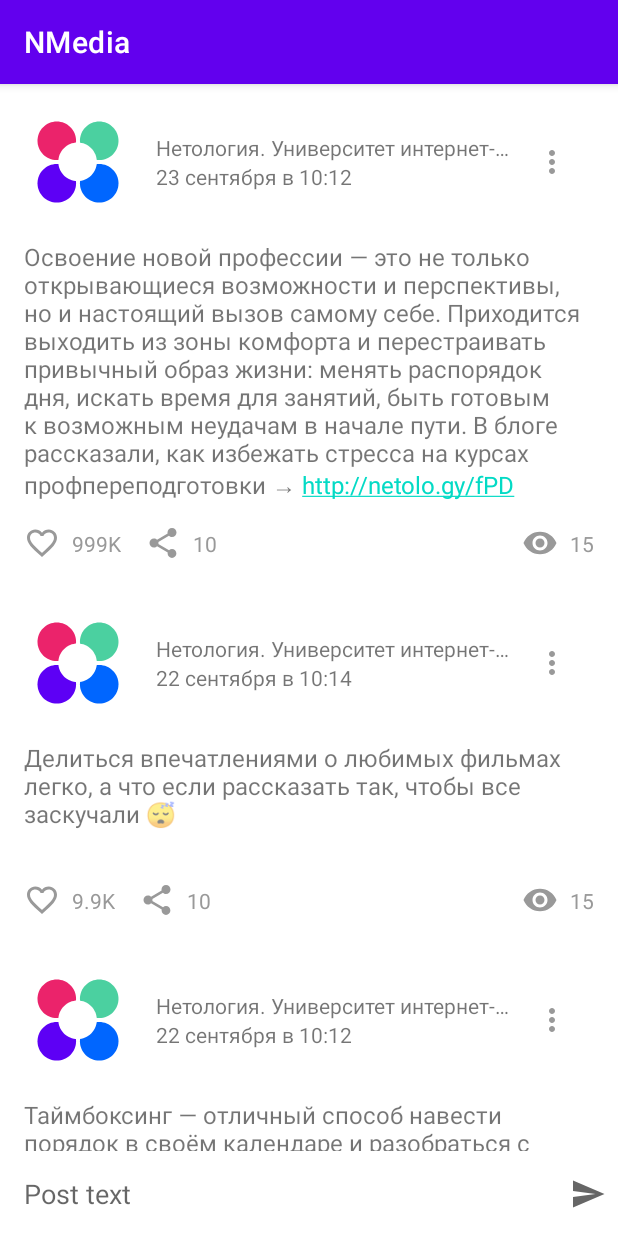
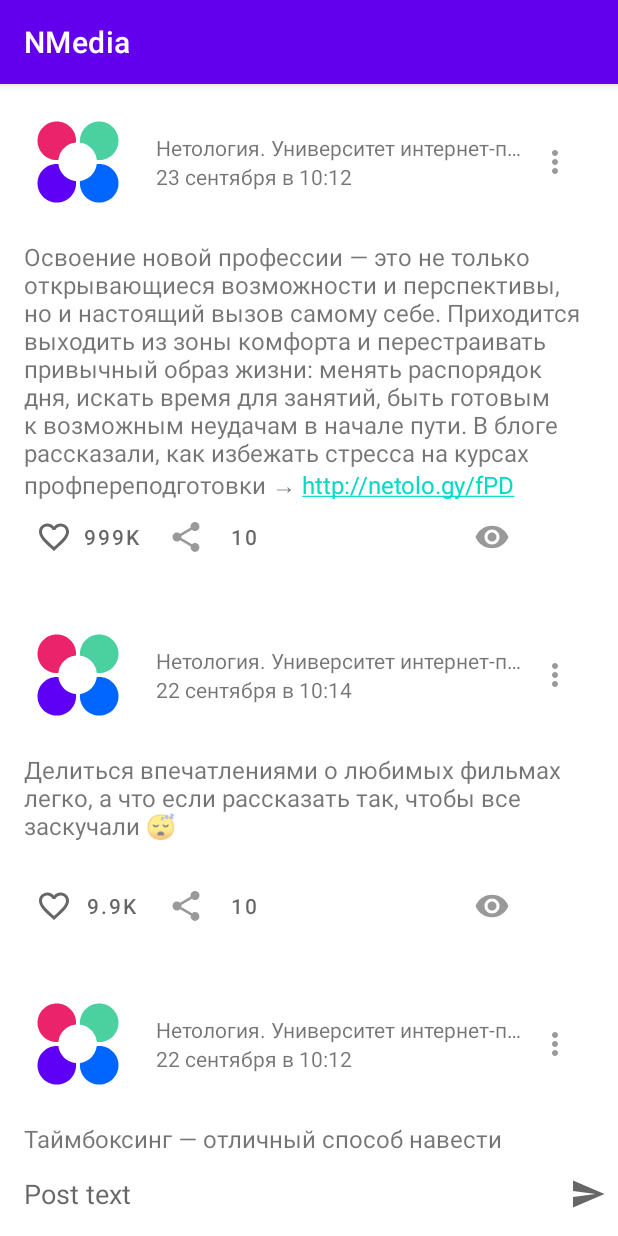
Before and after one commit to GalinaShiryaeva/NMedia, an Android app: the screen it shows after launch (MainActivity), on a phone screen of 412 x 824 dp. Run offline under Robolectric (Android 15) with nearby library versions, the phone set to English and light mode, and no system bars.

Commit message:
MaterialDesign

```diff
--- a/app/src/main/java/ru/netology/nmedia/adapter/PostsAdapter.kt
+++ b/app/src/main/java/ru/netology/nmedia/adapter/PostsAdapter.kt
@@ -45,14 +45,9 @@ class PostViewHolder(
             author.text = post.author
             published.text = post.published
             content.text = post.content
-            likeCount.text = validateText(post.likes)
-            shareCount.text = validateText(post.shared)
-            val likeImage = if (post.likedByMe) {
-                R.drawable.ic_liked_24
-            } else {
-                R.drawable.ic_like_24
-            }
-            like.setImageResource(likeImage)
+            like.text = validateText(post.likes)
+            share.text = validateText(post.shared)
+            like.isChecked = post.likedByMe
             like.setOnClickListener {
                 listener.onLike(post)
             }
--- /dev/null
+++ b/app/src/main/res/color/like_checkbox_tint.xml
@@ -0,0 +1,5 @@
+<?xml version="1.0" encoding="utf-8"?>
+<selector xmlns:android="http://schemas.android.com/apk/res/android">
+    <item android:color="@color/buttonTint" android:state_checked="true"/>
+    <item android:color="?attr/colorControlNormal"/>
+</selector>
--- /dev/null
+++ b/app/src/main/res/color/text_checkbox_tint.xml
@@ -0,0 +1,5 @@
+<?xml version="1.0" encoding="utf-8"?>
+<selector xmlns:android="http://schemas.android.com/apk/res/android">
+    <item android:color="?attr/colorControlNormal" android:state_checked="true"/>
+    <item android:color="?attr/colorControlNormal"/>
+</selector>
--- a/app/src/main/res/drawable/ic_like_24.xml
+++ b/app/src/main/res/drawable/ic_like_24.xml
@@ -1,4 +1,4 @@
-<vector android:height="24dp" android:tint="#999999"
+<vector android:height="24dp" android:tint="@color/icon_color_dark_grey"
     android:viewportHeight="24" android:viewportWidth="24"
     android:width="24dp" xmlns:android="http://schemas.android.com/apk/res/android">
     <path android:fillColor="@android:color/white" android:pathData="M16.5,3c-1.74,0 -3.41,0.81 -4.5,2.09C10.91,3.81 9.24,3 7.5,3 4.42,3 2,5.42 2,8.5c0,3.78 3.4,6.86 8.55,11.54L12,21.35l1.45,-1.32C18.6,15.36 22,12.28 22,8.5 22,5.42 19.58,3 16.5,3zM12.1,18.55l-0.1,0.1 -0.1,-0.1C7.14,14.24 4,11.39 4,8.5 4,6.5 5.5,5 7.5,5c1.54,0 3.04,0.99 3.57,2.36h1.87C13.46,5.99 14.96,5 16.5,5c2,0 3.5,1.5 3.5,3.5 0,2.89 -3.14,5.74 -7.9,10.05z"/>
--- /dev/null
+++ b/app/src/main/res/drawable/ic_like_24dp.xml
@@ -0,0 +1,8 @@
+<?xml version="1.0" encoding="utf-8"?>
+<selector xmlns:android="http://schemas.android.com/apk/res/android">
+    <item
+        android:drawable="@drawable/ic_liked_24"
+        android:state_checked="true"/>
+    <item
+        android:drawable="@drawable/ic_like_24"/>
+</selector>
--- a/app/src/main/res/drawable/ic_share_24.xml
+++ b/app/src/main/res/drawable/ic_share_24.xml
@@ -1,4 +1,4 @@
-<vector android:height="24dp" android:tint="#999999"
+<vector android:height="24dp" android:tint="@color/icon_color_dark_grey"
     android:viewportHeight="24" android:viewportWidth="24"
     android:width="24dp" xmlns:android="http://schemas.android.com/apk/res/android">
     <path android:fillColor="@android:color/white" android:pathData="M18,16.08c-0.76,0 -1.44,0.3 -1.96,0.77L8.91,12.7c0.05,-0.23 0.09,-0.46 0.09,-0.7s-0.04,-0.47 -0.09,-0.7l7.05,-4.11c0.54,0.5 1.25,0.81 2.04,0.81 1.66,0 3,-1.34 3,-3s-1.34,-3 -3,-3 -3,1.34 -3,3c0,0.24 0.04,0.47 0.09,0.7L8.04,9.81C7.5,9.31 6.79,9 6,9c-1.66,0 -3,1.34 -3,3s1.34,3 3,3c0.79,0 1.5,-0.31 2.04,-0.81l7.12,4.16c-0.05,0.21 -0.08,0.43 -0.08,0.65 0,1.61 1.31,2.92 2.92,2.92 1.61,0 2.92,-1.31 2.92,-2.92s-1.31,-2.92 -2.92,-2.92z"/>
--- a/app/src/main/res/drawable/ic_viewed_24.xml
+++ b/app/src/main/res/drawable/ic_viewed_24.xml
@@ -1,4 +1,4 @@
-<vector android:height="24dp" android:tint="#999999"
+<vector android:height="24dp" android:tint="@color/icon_color_dark_grey"
     android:viewportHeight="24" android:viewportWidth="24"
     android:width="24dp" xmlns:android="http://schemas.android.com/apk/res/android">
     <path android:fillColor="@android:color/white" android:pathData="M12,4.5C7,4.5 2.73,7.61 1,12c1.73,4.39 6,7.5 11,7.5s9.27,-3.11 11,-7.5c-1.73,-4.39 -6,-7.5 -11,-7.5zM12,17c-2.76,0 -5,-2.24 -5,-5s2.24,-5 5,-5 5,2.24 5,5 -2.24,5 -5,5zM12,9c-1.66,0 -3,1.34 -3,3s1.34,3 3,3 3,-1.34 3,-3 -1.34,-3 -3,-3z"/>
--- a/app/src/main/res/layout/card_post.xml
+++ b/app/src/main/res/layout/card_post.xml
@@ -43,16 +43,17 @@
         app:layout_constraintTop_toBottomOf="@id/author"
         tools:text="@sample/posts.json/data/published" />
 
-    <ImageView
+    <com.google.android.material.button.MaterialButton
         android:id="@+id/menu"
-        android:layout_width="wrap_content"
-        android:layout_height="wrap_content"
-        android:background="@android:color/transparent"
-        android:padding="@dimen/common_spacing"
-        android:src="@drawable/ic_dots_menu_24"
+        android:layout_width="@dimen/tap_size"
+        android:layout_height="@dimen/tap_size"
         app:layout_constraintEnd_toEndOf="parent"
         app:layout_constraintTop_toTopOf="@id/avatar"
-        app:layout_constraintBottom_toBottomOf="@id/avatar"/>
+        app:layout_constraintBottom_toBottomOf="@id/avatar"
+        android:checkable="true"
+        android:contentDescription="@string/description_post_menu"
+        app:icon="@drawable/ic_dots_menu_24"
+        style="@style/Theme.NMedia.MenuButton" />
 
     <androidx.constraintlayout.widget.Barrier
         android:id="@+id/barrier_top"
@@ -84,68 +85,43 @@
         app:layout_constraintTop_toBottomOf="@id/content"
         app:layout_constraintStart_toStartOf="@id/content"/>
 
-    <ImageView
+    <com.google.android.material.button.MaterialButton
         android:id="@+id/like"
         android:layout_width="wrap_content"
         android:layout_height="wrap_content"
-        android:layout_marginTop="@dimen/common_spacing"
-        android:src="@drawable/ic_like_24"
+        app:layout_constraintStart_toStartOf="parent"
         app:layout_constraintTop_toBottomOf="@id/barrier_footer"
-        app:layout_constraintStart_toStartOf="parent"/>
+        android:checkable="true"
+        android:contentDescription="@string/description_post_like"
+        app:icon="@drawable/ic_like_24dp"
+        style="@style/Theme.NMedia.LikeButton"
+        tools:text="15"/>
 
-    <TextView
-        android:id="@+id/likeCount"
-        android:layout_width="wrap_content"
-        android:layout_height="wrap_content"
-        android:layout_margin="@dimen/minimal_spacing"
-        android:text="10"
-        android:textColor="@color/text_color_dark_grey"
-        app:layout_constraintBottom_toBottomOf="@id/like"
-        app:layout_constraintStart_toEndOf="@id/like"
-        app:layout_constraintTop_toTopOf="@id/like" />
-
-    <ImageView
+    <com.google.android.material.button.MaterialButton
         android:id="@+id/share"
         android:layout_width="wrap_content"
         android:layout_height="wrap_content"
-        android:layout_marginStart="@dimen/common_spacing"
-        android:src="@drawable/ic_share_24"
         app:layout_constraintBottom_toBottomOf="@id/like"
-        app:layout_constraintEnd_toStartOf="@id/shareCount"
-        app:layout_constraintStart_toEndOf="@id/likeCount"
-        app:layout_constraintTop_toTopOf="@id/like" />
+        app:layout_constraintStart_toEndOf="@id/like"
+        app:layout_constraintTop_toTopOf="@id/like"
+        android:checkable="true"
+        android:contentDescription="@string/description_post_share"
+        app:icon="@drawable/ic_share_24"
+        style="@style/Theme.NMedia.ShareViewedButton"
+        tools:text="15"/>
 
-    <TextView
-        android:id="@+id/shareCount"
+    <com.google.android.material.button.MaterialButton
+        android:id="@+id/viewed"
         android:layout_width="wrap_content"
         android:layout_height="wrap_content"
-        android:layout_margin="@dimen/minimal_spacing"
-        android:text="5"
-        android:textColor="@color/text_color_dark_grey"
-        app:layout_constraintBottom_toBottomOf="@id/share"
-        app:layout_constraintStart_toEndOf="@id/share"
-        app:layout_constraintTop_toTopOf="@id/share" />
-
-    <ImageView
-        android:id="@+id/footer_viewed_icon"
-        android:layout_width="wrap_content"
-        android:layout_height="wrap_content"
-        android:src="@drawable/ic_viewed_24"
-        android:layout_marginEnd="@dimen/minimal_spacing"
-        app:layout_constraintEnd_toStartOf="@id/footer_viewed_number"
+        app:layout_constraintEnd_toEndOf="parent"
         app:layout_constraintTop_toBottomOf="@id/barrier_footer"
         app:layout_constraintTop_toTopOf="@id/like"
-        app:layout_constraintBottom_toBottomOf="@id/like"/>
-
-    <TextView
-        android:id="@+id/footer_viewed_number"
-        android:layout_width="wrap_content"
-        android:layout_height="wrap_content"
-        android:layout_marginStart="@dimen/minimal_spacing"
-        android:text="15"
-        android:textColor="@color/text_color_dark_grey"
-        app:layout_constraintBottom_toBottomOf="@id/footer_viewed_icon"
-        app:layout_constraintEnd_toEndOf="parent"
-        app:layout_constraintTop_toTopOf="@id/footer_viewed_icon" />
+        app:layout_constraintBottom_toBottomOf="@id/like"
+        android:checkable="false"
+        android:contentDescription="@string/description_post_viewed"
+        app:icon="@drawable/ic_viewed_24"
+        style="@style/Theme.NMedia.ShareViewedButton"
+        tools:text="15"/>
 
 </androidx.constraintlayout.widget.ConstraintLayout>
--- a/app/src/main/res/values/colors.xml
+++ b/app/src/main/res/values/colors.xml
@@ -8,4 +8,6 @@
     <color name="black">#FF000000</color>
     <color name="white">#FFFFFFFF</color>
     <color name="text_color_dark_grey">#999999</color>
+    <color name="icon_color_dark_grey">#999999</color>
+    <color name="buttonTint">#ff0000</color>
 </resources>
--- a/app/src/main/res/values/dimens.xml
+++ b/app/src/main/res/values/dimens.xml
@@ -4,7 +4,9 @@
     <dimen name="common_spacing_small">8dp</dimen>
     <dimen name="minimal_spacing">8dp</dimen>
     <dimen name="posts_avatar_size">48dp</dimen>
+    <dimen name="tap_size">48dp</dimen>
     <dimen name="posts_title_font_size">14sp</dimen>
     <dimen name="posts_text_font_size">16sp</dimen>
     <dimen name="footer_height">56dp</dimen>
+    <dimen name="icon_button_min_size">24dp</dimen>
 </resources>
--- a/app/src/main/res/values/strings.xml
+++ b/app/src/main/res/values/strings.xml
@@ -20,4 +20,8 @@
 
     <string name="post_input_hint">Post text</string>
     <string name="empty_post_error">Post is blank</string>
+    <string name="description_post_like">Like</string>
+    <string name="description_post_share">Share</string>
+    <string name="description_post_viewed">Viewed</string>
+    <string name="description_post_menu">Menu</string>
 </resources>
--- /dev/null
+++ b/app/src/main/res/values/styles.xml
@@ -0,0 +1,32 @@
+<?xml version="1.0" encoding="utf-8"?>
+<resources>
+    <style name="Theme.NMedia.LikeButton"
+        parent="Widget.MaterialComponents.Button.TextButton.Icon">
+        <item name="android:textColor">@color/text_checkbox_tint</item>
+        <item name="iconTint">@color/like_checkbox_tint</item>
+        <item name="rippleColor">@color/white</item>
+        <item name="backgroundTint">@android:color/transparent</item>
+        <item name="minWidth">@dimen/icon_button_min_size</item>
+        <item name="minHeight">@dimen/icon_button_min_size</item>
+    </style>
+    <style name="Theme.NMedia.ShareViewedButton"
+        parent="Widget.MaterialComponents.Button.TextButton.Icon">
+        <item name="android:textColor">@color/text_checkbox_tint</item>
+        <item name="iconTint">@color/icon_color_dark_grey</item>
+        <item name="rippleColor">@color/white</item>
+        <item name="backgroundTint">@android:color/transparent</item>
+        <item name="minWidth">@dimen/icon_button_min_size</item>
+        <item name="minHeight">@dimen/icon_button_min_size</item>
+    </style>
+    <style name="Theme.NMedia.MenuButton"
+        parent="Widget.MaterialComponents.Button.TextButton">
+        <item name="android:textColor">@color/text_checkbox_tint</item>
+        <item name="iconTint">@color/icon_color_dark_grey</item>
+        <item name="rippleColor">@color/white</item>
+        <item name="backgroundTint">@android:color/transparent</item>
+        <item name="iconGravity">textStart</item>
+        <item name="minWidth">@dimen/icon_button_min_size</item>
+        <item name="maxWidth">@dimen/icon_button_min_size</item>
+        <item name="minHeight">@dimen/icon_button_min_size</item>
+    </style>
+</resources>
```
Also changed, not shown: app/build.gradle (+4 -4 lines), 1 other file.
